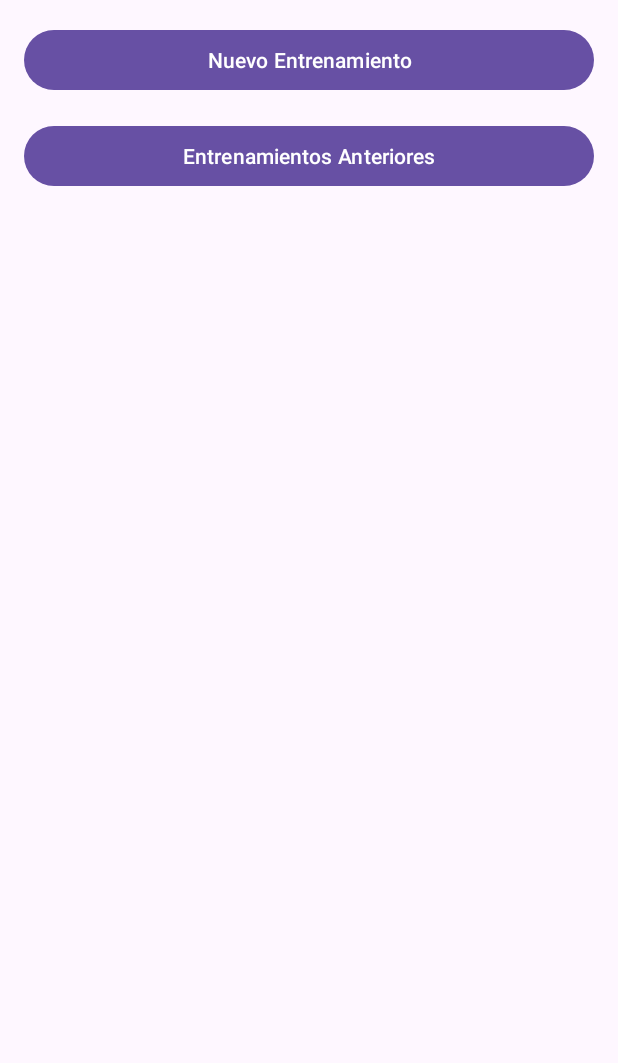
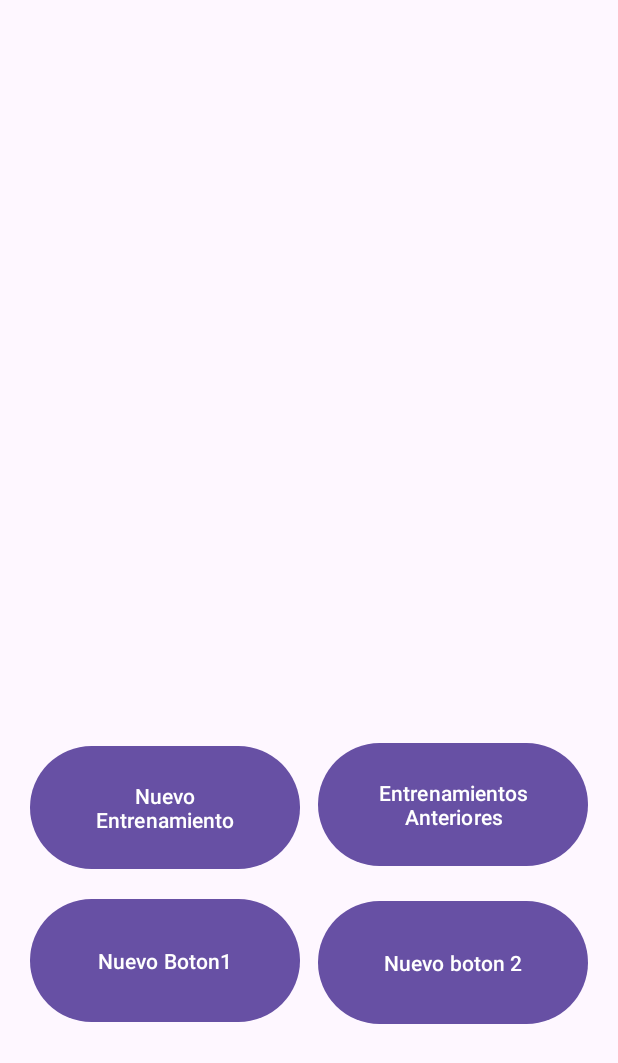
Before and after one commit to BorjaRBEST/Practica3PMM, an Android app: the screen it shows after launch (MainActivity), on a phone screen of 412 x 824 dp. Shown: the top 1063 px of the screen. Run offline under Robolectric (Android 15) with nearby library versions, the phone set to English and light mode, and no system bars.

Commit message:
Cambios proyecto tarde 18/11

```diff
--- a/app/src/main/res/layout/activity_main.xml
+++ b/app/src/main/res/layout/activity_main.xml
@@ -1,21 +1,56 @@
 <?xml version="1.0" encoding="utf-8"?>
-<RelativeLayout xmlns:android="http://schemas.android.com/apk/res/android"
+<androidx.constraintlayout.widget.ConstraintLayout
+    xmlns:android="http://schemas.android.com/apk/res/android"
     android:layout_width="match_parent"
     android:layout_height="match_parent"
+    xmlns:app="http://schemas.android.com/apk/res-auto"
     android:padding="16dp">
+
+    <!-- Guía vertical para dividir la pantalla en dos partes iguales -->
+
 
     <Button
         android:id="@+id/btnNuevoEntrenamiento"
-        android:layout_width="match_parent"
-        android:layout_height="wrap_content"
-        android:text="Nuevo Entrenamiento"/>
+        android:layout_width="180dp"
+        android:layout_height="90dp"
+        android:layout_marginStart="4dp"
+        android:text="Nuevo Entrenamiento"
+        app:layout_constraintBottom_toBottomOf="parent"
+        app:layout_constraintStart_toStartOf="parent"
+        app:layout_constraintTop_toTopOf="parent"
+        app:layout_constraintVertical_bias="0.68" />
+
+    <Button
+        android:id="@+id/btnNuevo1"
+        android:layout_width="180dp"
+        android:layout_height="90dp"
+        android:text="Nuevo Boton1"
+        app:layout_constraintBottom_toBottomOf="parent"
+        app:layout_constraintStart_toStartOf="@id/btnNuevoEntrenamiento"
+        app:layout_constraintTop_toTopOf="@id/btnNuevoEntrenamiento"
+        app:layout_constraintVertical_bias="0.454" />
+
+    <Button
+        android:id="@+id/btnNuevo2"
+        android:layout_width="180dp"
+        android:layout_height="90dp"
+        android:layout_marginEnd="4dp"
+        android:text="Nuevo boton 2"
+        app:layout_constraintBottom_toBottomOf="parent"
+        app:layout_constraintEnd_toEndOf="parent"
+        app:layout_constraintTop_toTopOf="@id/btnEntrenamientosAnteriores"
+        app:layout_constraintVertical_bias="0.466" />
 
     <Button
         android:id="@+id/btnEntrenamientosAnteriores"
-        android:layout_width="match_parent"
-        android:layout_height="wrap_content"
-        android:layout_below="@id/btnNuevoEntrenamiento"
-        android:layout_marginTop="16dp"
-        android:text="Entrenamientos Anteriores"/>
+        android:layout_width="180dp"
+        android:layout_height="90dp"
+        android:layout_marginEnd="4dp"
+        android:text="Entrenamientos Anteriores"
+        app:layout_constraintBottom_toBottomOf="parent"
+        app:layout_constraintEnd_toEndOf="parent"
+        app:layout_constraintTop_toTopOf="parent"
+        app:layout_constraintVertical_bias="0.677" />
 
-</RelativeLayout>
+
+</androidx.constraintlayout.widget.ConstraintLayout>
```
